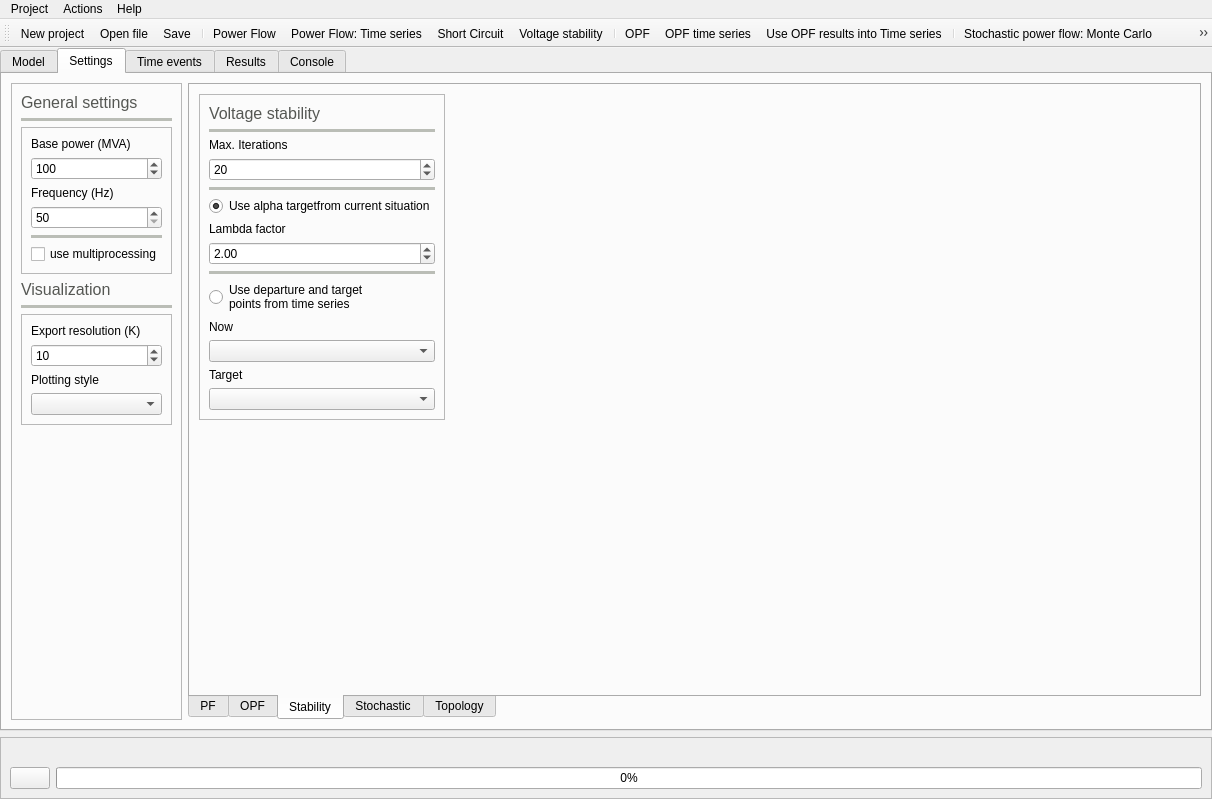
Old version of the form src/GridCal/Gui/Main/MainWindow.ui in the repository SanPen/GridCal.
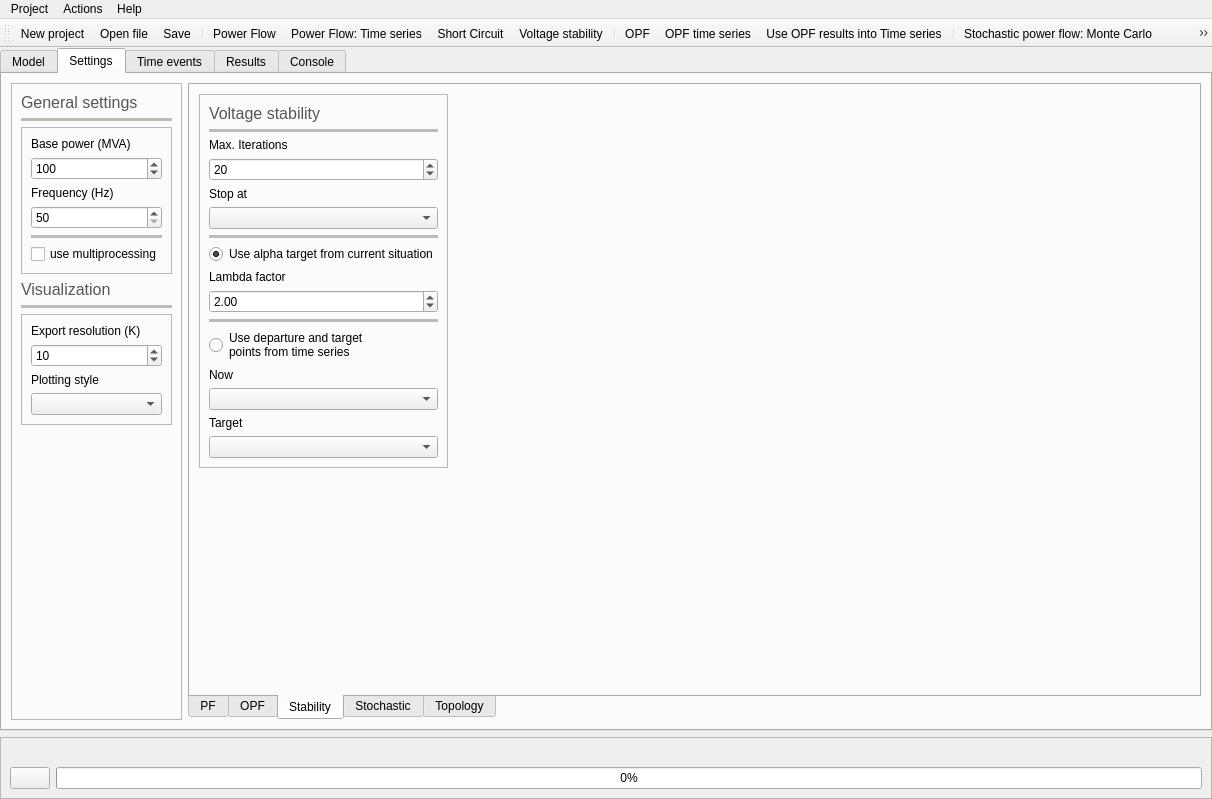
New version of the form. The open tabs and pages were chosen to show the change. Icons and pictures are not drawn. Custom widgets are drawn as their Qt base class.

Commit message: Added link to the online docs to the GUI Added SQLIte and Hdf5 interfaces, non is functional as for now...

The edit to the form file:
```diff
--- a/src/GridCal/Gui/Main/MainWindow.ui
+++ b/src/GridCal/Gui/Main/MainWindow.ui
@@ -1980,6 +1980,16 @@
                  </property>
                 </widget>
                </item>
+               <item>
+                <widget class="QLabel" name="label_8">
+                 <property name="text">
+                  <string>Stop at</string>
+                 </property>
+                </widget>
+               </item>
+               <item>
+                <widget class="QComboBox" name="vc_stop_at_comboBox"/>
+               </item>
                <item>
                 <widget class="Line" name="line_12">
                  <property name="palette">
@@ -2033,7 +2043,7 @@
                <item>
                 <widget class="QRadioButton" name="start_vs_from_default_radioButton">
                  <property name="text">
-                  <string>Use alpha targetfrom current situation</string>
+                  <string>Use alpha target from current situation</string>
                  </property>
                  <property name="checked">
                   <bool>true</bool>
```
The commit also changes 5 other files.
